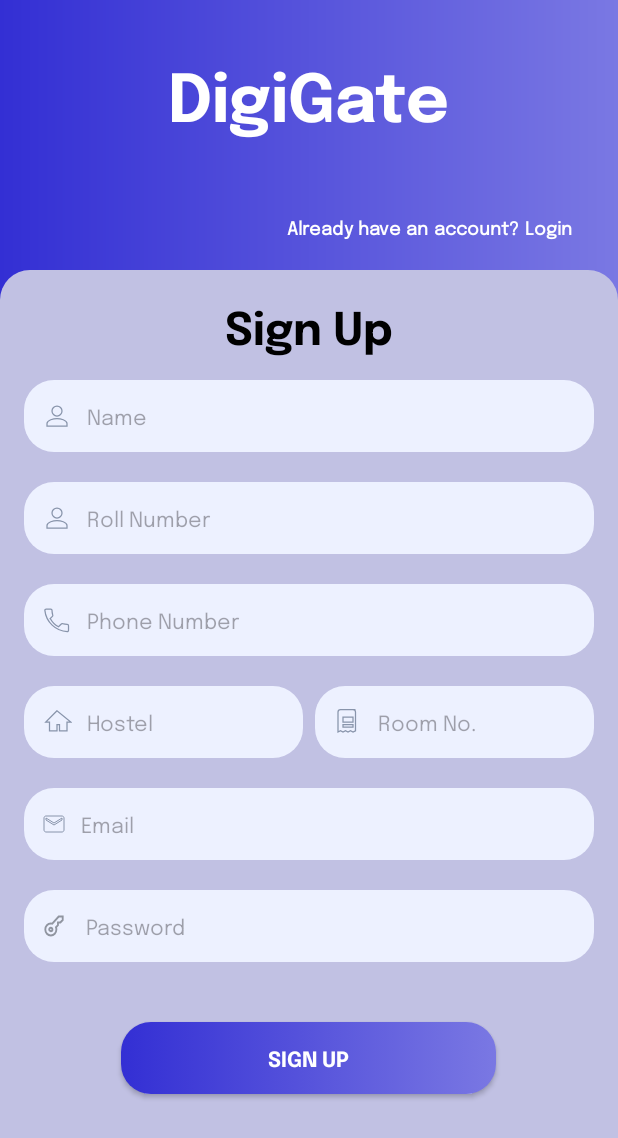
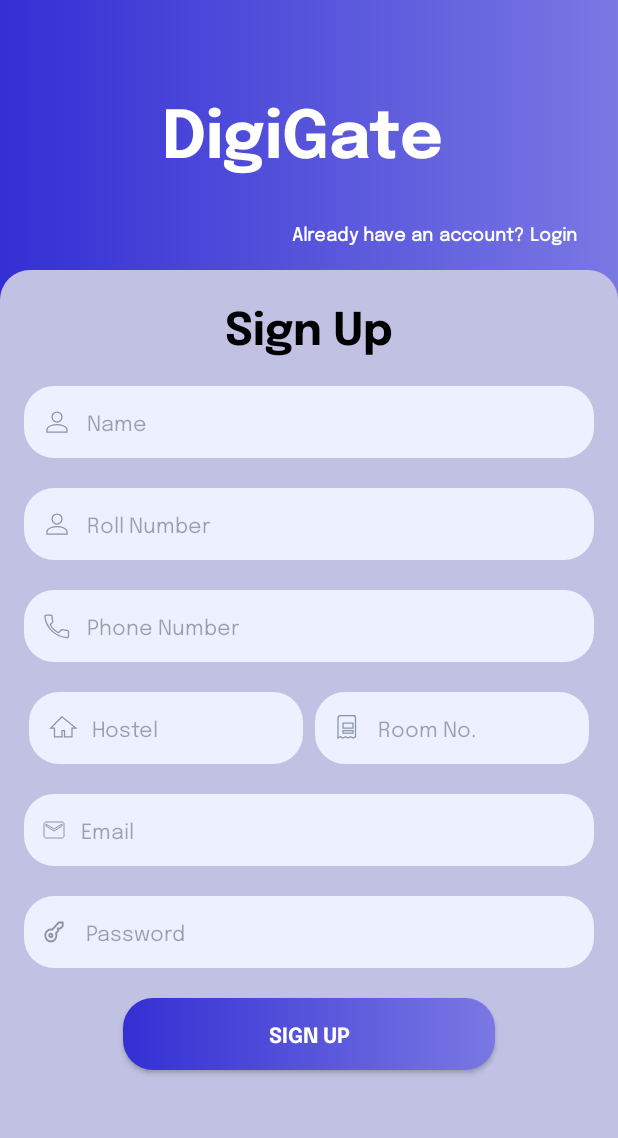
Before and after one commit to VinaySurwase/DigiGate, an Android app: the screen it shows after launch (SignUpActivity), on a phone screen of 412 x 824 dp. Shown: the top 1138 px of the screen. Run offline under Robolectric (Android 15) with nearby library versions, the phone set to English and light mode, and no system bars.

Commit message:
SignUp page(fixed)

```diff
--- a/app/src/main/res/layout/activity_sign_up.xml
+++ b/app/src/main/res/layout/activity_sign_up.xml
@@ -1,4 +1,3 @@
-<?xml version="1.0" encoding="utf-8"?>
 <androidx.constraintlayout.widget.ConstraintLayout xmlns:android="http://schemas.android.com/apk/res/android"
     xmlns:app="http://schemas.android.com/apk/res-auto"
     xmlns:tools="http://schemas.android.com/tools"
@@ -8,58 +7,50 @@
     android:background="@drawable/gradient"
     tools:context=".ui.home.SignUpActivity">
 
-    <LinearLayout
-        android:id="@+id/topContainer"
-        android:layout_width="0dp"
-        android:layout_height="180dp"
-        android:orientation="vertical"
-        android:gravity="center_horizontal"
-        android:paddingTop="16dp"
-        android:paddingBottom="16dp"
-        app:layout_constraintTop_toTopOf="parent"
-        app:layout_constraintStart_toStartOf="parent"
-        app:layout_constraintEnd_toEndOf="parent">
-
     <TextView
         android:id="@+id/title"
-            android:layout_width="wrap_content"
-            android:layout_height="wrap_content"
+        android:layout_width="196dp"
+        android:layout_height="64dp"
+        android:layout_marginTop="56dp"
         android:fontFamily="@font/epilogue_bold"
+        android:text="@string/digigate"
+        android:textColor="@android:color/white"
         android:textFontWeight="600"
-            android:text="@string/digigate"
         android:textSize="44sp"
-            android:textColor="@android:color/white"
-            android:layout_marginTop="16dp"/>
+        app:layout_constraintEnd_toEndOf="parent"
+        app:layout_constraintStart_toStartOf="parent"
+        app:layout_constraintTop_toTopOf="parent" />
 
     <Button
         android:id="@+id/login_button"
         android:layout_width="wrap_content"
         android:layout_height="48dp"
-            android:layout_marginStart="80dp"
-            android:layout_marginTop="36dp"
+        android:layout_marginTop="12dp"
         android:background="?attr/selectableItemBackground"
         android:fontFamily="@font/epilogue_regular"
         android:text="@string/already_have_an_account_login"
         android:textColor="@android:color/white"
         android:textFontWeight="600"
-            android:textSize="12sp" />
-    </LinearLayout>
+        android:textSize="12sp"
+        app:layout_constraintEnd_toEndOf="parent"
+        app:layout_constraintHorizontal_bias="0.982"
+        app:layout_constraintStart_toStartOf="parent"
+        app:layout_constraintTop_toBottomOf="@id/title" />
 
-    <LinearLayout
+    <androidx.constraintlayout.widget.ConstraintLayout
         android:id="@+id/bottomContainer"
         android:layout_width="0dp"
         android:layout_height="0dp"
         android:background="@drawable/signuppage"
-        android:orientation="vertical"
         android:padding="16dp"
         app:layout_constraintBottom_toBottomOf="parent"
         app:layout_constraintEnd_toEndOf="parent"
-        app:layout_constraintHorizontal_bias="0.0"
         app:layout_constraintStart_toStartOf="parent"
-        app:layout_constraintTop_toBottomOf="@id/topContainer"
+        app:layout_constraintTop_toBottomOf="@id/login_button"
         app:layout_constraintVertical_bias="1.0">
 
         <TextView
+            android:id="@+id/signup_title"
             android:layout_width="wrap_content"
             android:layout_height="wrap_content"
             android:layout_gravity="center"
@@ -68,10 +59,14 @@
             android:textFontWeight="600"
             android:text="@string/sign_up"
             android:textColor="@android:color/black"
-            android:textSize="30sp" />
+            android:textSize="30sp"
+            app:layout_constraintTop_toTopOf="parent"
+            app:layout_constraintStart_toStartOf="parent"
+            app:layout_constraintEnd_toEndOf="parent"/>
 
         <EditText
-            android:layout_width="match_parent"
+            android:id="@+id/name"
+            android:layout_width="0dp"
             android:layout_height="48dp"
             android:layout_marginBottom="20dp"
             android:textSize="14sp"
@@ -79,11 +74,16 @@
             android:fontFamily="@font/epilogue_regular"
             android:drawableStart="@drawable/ic_person"
             android:hint="@string/name"
+            android:layout_marginTop="20dp"
             android:inputType="textPersonName"
-            android:padding="12dp" />
+            android:padding="12dp"
+            app:layout_constraintTop_toBottomOf="@id/signup_title"
+            app:layout_constraintStart_toStartOf="parent"
+            app:layout_constraintEnd_toEndOf="parent"/>
 
         <EditText
-            android:layout_width="match_parent"
+            android:id="@+id/roll_number"
+            android:layout_width="0dp"
             android:layout_height="48dp"
             android:layout_marginBottom="20dp"
             android:textSize="14sp"
@@ -91,69 +91,89 @@
             android:fontFamily="@font/epilogue_regular"
             android:drawableStart="@drawable/ic_person"
             android:hint="@string/roll_number"
+            android:layout_marginTop="20dp"
             android:inputType="text"
-            android:padding="12dp" />
+            android:padding="12dp"
+            app:layout_constraintTop_toBottomOf="@id/name"
+            app:layout_constraintStart_toStartOf="parent"
+            app:layout_constraintEnd_toEndOf="parent"/>
 
         <EditText
-            android:layout_width="match_parent"
+            android:id="@+id/phone_number"
+            android:layout_width="0dp"
             android:layout_height="48dp"
             android:layout_marginBottom="20dp"
             android:background="@drawable/inputbg"
             android:textSize="14sp"
+            android:layout_marginTop="20dp"
             android:fontFamily="@font/epilogue_regular"
             android:drawableStart="@drawable/ic_phone"
             android:hint="@string/phone_number"
             android:inputType="phone"
-            android:padding="12dp" />
-
-        <LinearLayout
-            android:layout_width="match_parent"
-            android:layout_height="wrap_content"
-            android:layout_marginBottom="20dp"
-            android:orientation="horizontal">
+            android:padding="12dp"
+            app:layout_constraintTop_toBottomOf="@id/roll_number"
+            app:layout_constraintStart_toStartOf="parent"
+            app:layout_constraintEnd_toEndOf="parent"/>
 
         <EditText
+            android:id="@+id/hostel"
             android:layout_width="0dp"
             android:layout_height="48dp"
-                android:layout_weight="1"
             android:background="@drawable/inputbg"
             android:textSize="14sp"
             android:drawableStart="@drawable/ic_house"
             android:hint="@string/hostel"
             android:fontFamily="@font/epilogue_regular"
             android:inputType="text"
+            android:layout_marginEnd="4dp"
             android:padding="12dp"
-                android:layout_marginEnd="4dp" />
+            android:layout_marginTop="20dp"
+            app:layout_constraintTop_toBottomOf="@id/phone_number"
+            app:layout_constraintStart_toStartOf="parent"
+            app:layout_constraintEnd_toStartOf="@id/room_no"
+            app:layout_constraintHorizontal_chainStyle="packed"
+            app:layout_constraintWidth_percent="0.48"/>
 
         <EditText
+            android:id="@+id/room_no"
             android:layout_width="0dp"
             android:layout_height="48dp"
-                android:layout_weight="1"
             android:background="@drawable/inputbg"
             android:drawableStart="@drawable/ic_book"
             android:textSize="14sp"
             android:hint="@string/room_no"
             android:fontFamily="@font/epilogue_regular"
             android:inputType="text"
+            android:layout_marginStart="4dp"
             android:padding="12dp"
-                android:layout_marginStart="4dp" />
-        </LinearLayout>
+            android:layout_marginTop="20dp"
+            app:layout_constraintTop_toBottomOf="@id/phone_number"
+            app:layout_constraintStart_toEndOf="@id/hostel"
+            app:layout_constraintEnd_toEndOf="parent"
+            app:layout_constraintWidth_percent="0.48"/>
 
         <EditText
-            android:layout_width="match_parent"
+            android:id="@+id/email"
+            android:layout_width="0dp"
             android:layout_height="48dp"
             android:layout_marginBottom="20dp"
             android:background="@drawable/inputbg"
             android:drawableStart="@drawable/ic_email"
             android:textSize="14sp"
             android:hint="@string/email"
+            android:layout_marginTop="20dp"
             android:fontFamily="@font/epilogue_regular"
             android:inputType="textEmailAddress"
-            android:padding="12dp" />
+            android:padding="12dp"
+            app:layout_constraintTop_toBottomOf="@id/hostel"
+            app:layout_constraintStart_toStartOf="parent"
+            app:layout_constraintEnd_toEndOf="parent"/>
 
         <EditText
-            android:layout_width="match_parent"
+            android:id="@+id/password"
+            android:layout_width="0dp"
             android:layout_height="48dp"
+            android:layout_marginTop="20dp"
             android:layout_marginBottom="20dp"
             android:background="@drawable/inputbg"
             android:drawableStart="@drawable/ic_key"
@@ -161,11 +181,14 @@
             android:inputType="textPassword"
             android:textSize="14sp"
             android:fontFamily="@font/epilogue_regular"
-            android:padding="12dp"/>
+            android:padding="12dp"
+            app:layout_constraintTop_toBottomOf="@id/email"
+            app:layout_constraintStart_toStartOf="parent"
+            app:layout_constraintEnd_toEndOf="parent"/>
 
         <androidx.appcompat.widget.AppCompatButton
             android:id="@+id/signup_button"
-            android:layout_width="250dp"
+            android:layout_width="248dp"
             android:layout_height="wrap_content"
             android:layout_marginTop="20dp"
             android:background="@drawable/button_background"
@@ -174,7 +197,8 @@
             android:fontFamily="@font/epilogue_bold"
             android:textFontWeight="600"
             android:textColor="@android:color/white"
-            android:layout_gravity="center" />
-    </LinearLayout>
-
+            app:layout_constraintTop_toBottomOf="@id/password"
+            app:layout_constraintStart_toStartOf="parent"
+            app:layout_constraintEnd_toEndOf="parent"/>
     </androidx.constraintlayout.widget.ConstraintLayout>
+</androidx.constraintlayout.widget.ConstraintLayout>
```
Lines whose indentation alone changed are shown as unchanged.
